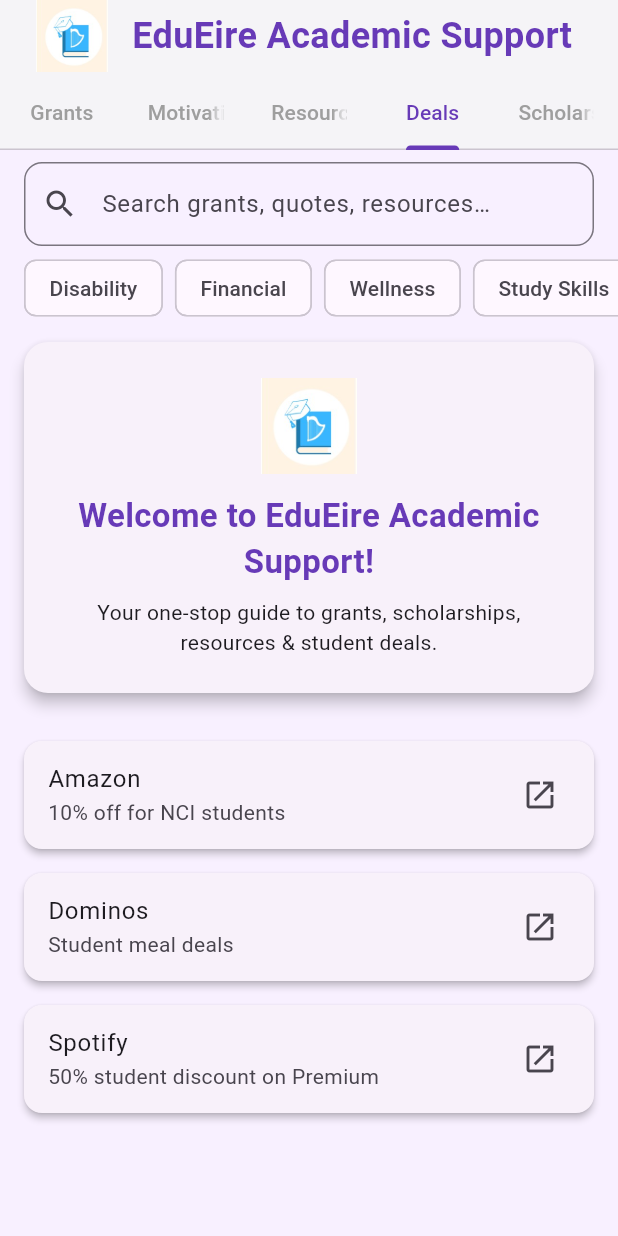
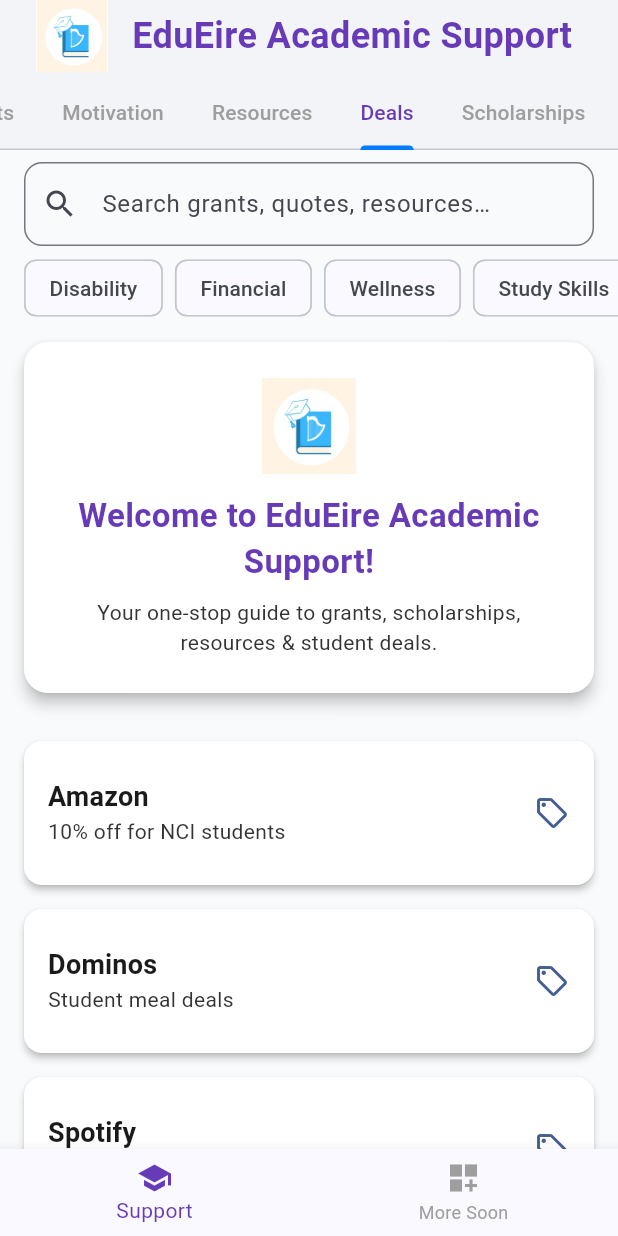
Before and after one commit to DannyPost/Edu_Eire, a Flutter app: the screen it shows after launch, tab 4 chosen, on a phone screen of 412 x 824 dp. Run offline on Flutter 3.47's test engine with Material 3 defaults, Android fonts, the phone set to English and light mode, and no system bars; our stand-ins replace firebase_core; accounts and stored records are empty; Roboto replaces fonts that are missing (OpenDyslexic).

```diff
--- a/lib/main.dart
+++ b/lib/main.dart
@@ -13,6 +13,7 @@
 
 class MyApp extends StatelessWidget {
   const MyApp({super.key});
+
   @override
   Widget build(BuildContext context) {
     return MaterialApp(
@@ -22,39 +23,77 @@
       // ─────── Light Theme ───────
       theme: ThemeData(
         useMaterial3: true,
-        colorScheme: ColorScheme.fromSeed(seedColor: Colors.deepPurple),
-        scaffoldBackgroundColor: const Color(0xFFF8F0FF),
+        fontFamily: 'OpenDyslexic',
+        colorScheme: ColorScheme.fromSeed(
+          seedColor: Color(0xFF007BFF), // CareersPortal blue
+          brightness: Brightness.light,
+        ),
+        scaffoldBackgroundColor: Color(0xFFF9FAFB), // bright soft white
         appBarTheme: const AppBarTheme(
           backgroundColor: Colors.white,
-          foregroundColor: Colors.deepPurple,
+          foregroundColor: Color(0xFF007BFF),
           elevation: 0,
+          titleTextStyle: TextStyle(
+            fontSize: 20,
+            fontWeight: FontWeight.bold,
+            color: Color(0xFF007BFF),
+          ),
         ),
         tabBarTheme: const TabBarTheme(
-          labelColor: Colors.deepPurple,
+          labelColor: Color(0xFF007BFF),
           unselectedLabelColor: Colors.grey,
-          indicatorColor: Colors.deepPurple,
+          indicatorColor: Color(0xFF007BFF),
+        ),
+        cardTheme: CardTheme(
+          color: Colors.white,
+          elevation: 2,
+          margin: const EdgeInsets.symmetric(horizontal: 16, vertical: 8),
+          shape: RoundedRectangleBorder(
+            borderRadius: BorderRadius.circular(12),
+          ),
+        ),
+        textTheme: const TextTheme(
+          titleLarge: TextStyle(fontSize: 22, fontWeight: FontWeight.bold, color: Color(0xFF1A1A1A)),
+          titleMedium: TextStyle(fontSize: 18, fontWeight: FontWeight.w600, color: Color(0xFF1A1A1A)),
+          bodyMedium: TextStyle(fontSize: 14, color: Color(0xFF333333)),
+        ),
+      ),
+
+      // ─────── Dark Theme (fallback) ───────
+      darkTheme: ThemeData(
+        useMaterial3: true,
+        brightness: Brightness.dark,
+        colorScheme: ColorScheme.fromSeed(
+          seedColor: const Color(0xFF5B4B8A),
+          brightness: Brightness.dark,
+        ),
+        scaffoldBackgroundColor: const Color(0xFF121212),
+        cardColor: const Color(0xFF1E1E1E),
+        appBarTheme: const AppBarTheme(
+          backgroundColor: Color(0xFF1C1C1C),
+          foregroundColor: Colors.white,
+        ),
+        tabBarTheme: const TabBarTheme(
+          labelColor: Color(0xFFB89EFF),
+          unselectedLabelColor: Colors.grey,
+          indicatorColor: Color(0xFFB89EFF),
         ),
         cardTheme: CardTheme(
           elevation: 2,
+          color: Color(0xFF1E1E1E),
+          shape: RoundedRectangleBorder(
+            borderRadius: BorderRadius.circular(12),
+          ),
           margin: const EdgeInsets.symmetric(horizontal: 16, vertical: 8),
-          shape:
-              RoundedRectangleBorder(borderRadius: BorderRadius.circular(12)),
         ),
         textTheme: const TextTheme(
-          titleLarge: TextStyle(fontWeight: FontWeight.bold),
-          bodyMedium: TextStyle(fontSize: 14),
+          titleLarge: TextStyle(fontSize: 22, fontWeight: FontWeight.bold, color: Colors.white),
+          titleMedium: TextStyle(fontSize: 18, fontWeight: FontWeight.w600, color: Colors.white),
+          bodyMedium: TextStyle(fontSize: 14, color: Color(0xFFDDDDDD)),
         ),
       ),
 
-      // ─────── Dark Theme ───────
-      darkTheme: ThemeData(
-        useMaterial3: true,
-        brightness: Brightness.dark,
-        colorScheme:
-            ColorScheme.fromSeed(seedColor: Colors.deepPurple, brightness: Brightness.dark),
-      ),
-
-      themeMode: ThemeMode.system,
+      themeMode: ThemeMode.light, // Force light mode to match teammates
       home: const AcademicSupportScreen(),
     );
   }
--- a/lib/screens/academic_support_screen.dart
+++ b/lib/screens/academic_support_screen.dart
@@ -4,6 +4,8 @@
 import 'package:academic_support_app/screens/resources_tab.dart';
 import 'package:academic_support_app/screens/deals_tab.dart';
 import 'package:academic_support_app/screens/scholarships_tab.dart';
+import 'package:academic_support_app/screens/academic_tab.dart';
+
 import 'package:url_launcher/url_launcher.dart';
 
 class AcademicSupportScreen extends StatefulWidget {
@@ -17,7 +19,7 @@
     with SingleTickerProviderStateMixin {
   late final TabController _tabController;
 
-  // ─────── Search & Filter State ───────
+  int _currentIndex = 0;
   String _searchQuery = '';
   final Set<String> _activeCategories = {};
   final List<String> _allCategories = [
@@ -32,13 +34,12 @@
   @override
   void initState() {
     super.initState();
-    _tabController = TabController(length: 5, vsync: this);
+    _tabController = TabController(length: 6, vsync: this);
   }
 
   @override
   Widget build(BuildContext context) {
     return Scaffold(
-      // ─────── A) Branded Header ───────
       appBar: PreferredSize(
         preferredSize: const Size.fromHeight(100),
         child: AppBar(
@@ -67,21 +68,22 @@
             controller: _tabController,
             labelColor: Colors.deepPurple,
             unselectedLabelColor: Colors.grey,
+            isScrollable: true,
             tabs: const [
               Tab(text: 'Grants'),
               Tab(text: 'Motivation'),
               Tab(text: 'Resources'),
               Tab(text: 'Deals'),
               Tab(text: 'Scholarships'),
+              Tab(text: 'Academic'), // ✅ Added Academic tab label
             ],
           ),
         ),
       ),
 
-      // ─────── B) Body ───────
       body: Column(
         children: [
-          // 1) Global Search Bar
+          // ─────── Search Bar ───────
           Padding(
             padding: const EdgeInsets.symmetric(horizontal: 16, vertical: 8),
             child: TextField(
@@ -96,7 +98,7 @@
             ),
           ),
 
-          // 2) Category Filter Chips
+          // ─────── Filter Chips ───────
           SizedBox(
             height: 40,
             child: ListView(
@@ -111,8 +113,11 @@
                     selected: selected,
                     onSelected: (on) {
                       setState(() {
-                        if (on) _activeCategories.add(cat);
-                        else _activeCategories.remove(cat);
+                        if (on) {
+                          _activeCategories.add(cat);
+                        } else {
+                          _activeCategories.remove(cat);
+                        }
                       });
                     },
                   ),
@@ -121,15 +126,15 @@
             ),
           ),
 
-          // 3) Hero “Welcome” Card
+          // ─────── Welcome Hero Card ───────
           Card(
             margin: const EdgeInsets.all(16),
             elevation: 4,
             shape: RoundedRectangleBorder(
-                borderRadius: BorderRadius.circular(16)),
+              borderRadius: BorderRadius.circular(16),
+            ),
             child: Padding(
-              padding:
-                  const EdgeInsets.symmetric(vertical: 24, horizontal: 16),
+              padding: const EdgeInsets.symmetric(vertical: 24, horizontal: 16),
               child: Column(
                 children: [
                   Image.asset('assets/images/logo.jpeg', height: 64),
@@ -154,7 +159,7 @@
             ),
           ),
 
-          // 4) Tab Views (now passing the new parameters!)
+          // ─────── Tab View ───────
           Expanded(
             child: TabBarView(
               controller: _tabController,
@@ -184,8 +189,29 @@
                   searchQuery: _searchQuery,
                   categories: _activeCategories,
                 ),
+                AcademicTab(), // ✅ Your actual academic support layout here
               ],
             ),
+          ),
+        ],
+      ),
+
+      // ─────── Bottom Navigation Bar (optional but ready) ───────
+      bottomNavigationBar: BottomNavigationBar(
+        currentIndex: _currentIndex,
+        onTap: (index) {
+          setState(() => _currentIndex = index);
+        },
+        selectedItemColor: Colors.deepPurple,
+        unselectedItemColor: Colors.grey,
+        items: const [
+          BottomNavigationBarItem(
+            icon: Icon(Icons.school),
+            label: 'Support',
+          ),
+          BottomNavigationBarItem(
+            icon: Icon(Icons.dashboard_customize),
+            label: 'More Soon',
           ),
         ],
       ),
--- a/lib/screens/deals_tab.dart
+++ b/lib/screens/deals_tab.dart
@@ -18,13 +18,13 @@
       {
         'title': 'Amazon',
         'subtitle': '10% off for NCI students',
-        'url': 'https://amazon.com/student-deals',
+        'url': 'https://www.amazon.ie/?ie=UTF8&tag=ietxtgostdde-21&hvadid=737904687346&hvpos=&hvexid=&hvnetw=g&hvrand=15114109918566190328&hvpone=&hvptwo=&hvqmt=b&hvdev=c&ref=pd_sl_6wv23rk26_e&tag=&ref=&adgrpid=176676570216&hvpone=&hvptwo=&hvadid=737904687346&hvpos=&hvnetw=g&hvrand=15114109918566190328&hvqmt=b&hvdev=c&hvdvcmdl=&hvlocint=&hvlocphy=1007850&hvtargid=kwd-10837581&hydadcr=&mcid=&gad_source=1&gad_campaignid=22324148786&gbraid=0AAAAA-dyU7qeZJN_UyXlPzMzlcckyvy3W&gclid=EAIaIQobChMIsfjHp9DdjgMV95NQBh0-rCevEAAYASAAEgJVV_D_BwE',
         'category': 'Deals',
       },
       {
         'title': 'Dominos',
         'subtitle': 'Student meal deals',
-        'url': 'https://dominos.ie/student',
+        'url': 'https://www.dominos.ie/',
         'category': 'Deals',
       },
       {
@@ -52,18 +52,39 @@
       return const Center(child: Text('No deals match your filters.'));
     }
 
-    return ListView(
+    return ListView.builder(
       padding: const EdgeInsets.symmetric(vertical: 8),
-      children: filtered.map((item) {
+      itemCount: filtered.length,
+      itemBuilder: (context, index) {
+        final item = filtered[index];
+
         return Card(
+          elevation: 2,
+          shape: RoundedRectangleBorder(
+            borderRadius: BorderRadius.circular(12),
+          ),
+          margin: const EdgeInsets.symmetric(horizontal: 16, vertical: 8),
           child: ListTile(
-            title: Text(item['title']!),
-            subtitle: Text(item['subtitle']!),
-            trailing: const Icon(Icons.open_in_new),
+            contentPadding: const EdgeInsets.symmetric(
+              horizontal: 16,
+              vertical: 12,
+            ),
+            title: Text(
+              item['title']!,
+              style: Theme.of(context).textTheme.titleMedium,
+            ),
+            subtitle: Text(
+              item['subtitle']!,
+              style: Theme.of(context).textTheme.bodyMedium,
+            ),
+            trailing: Icon(
+              Icons.local_offer_outlined,
+              color: Theme.of(context).colorScheme.primary,
+            ),
             onTap: () => onTap(item['url']!),
           ),
         );
-      }).toList(),
+      },
     );
   }
 }
--- a/lib/screens/scholarships_tab.dart
+++ b/lib/screens/scholarships_tab.dart
@@ -30,7 +30,7 @@
       {
         'title': 'HEAR Scheme',
         'subtitle': 'Access route for socio-economically disadvantaged students',
-        'url': 'https://hea.ie/funding-and-student-finance/',
+        'url': 'https://accesscollege.ie/hear/',
         'category': 'Scholarships',
       },
       {
@@ -43,7 +43,7 @@
       {
         'title': 'University Scholarships',
         'subtitle': 'Scholarships offered by individual universities',
-        'url': 'https://www.university.ie/the-scholarships/',
+        'url': 'https://careersportal.ie/scholarships',
         'category': 'Scholarships',
       },
     ];
```
Also changed, not shown: lib/screens/academic_tab.dart (added, +218 -0 lines), lib/screens/grants_tab.dart (+25 -12 lines), lib/screens/motivation_tab.dart (+27 -6 lines), lib/screens/resources_tab.dart (+29 -8 lines), pubspec.yaml (line endings or trailing spaces), 1 other file.
